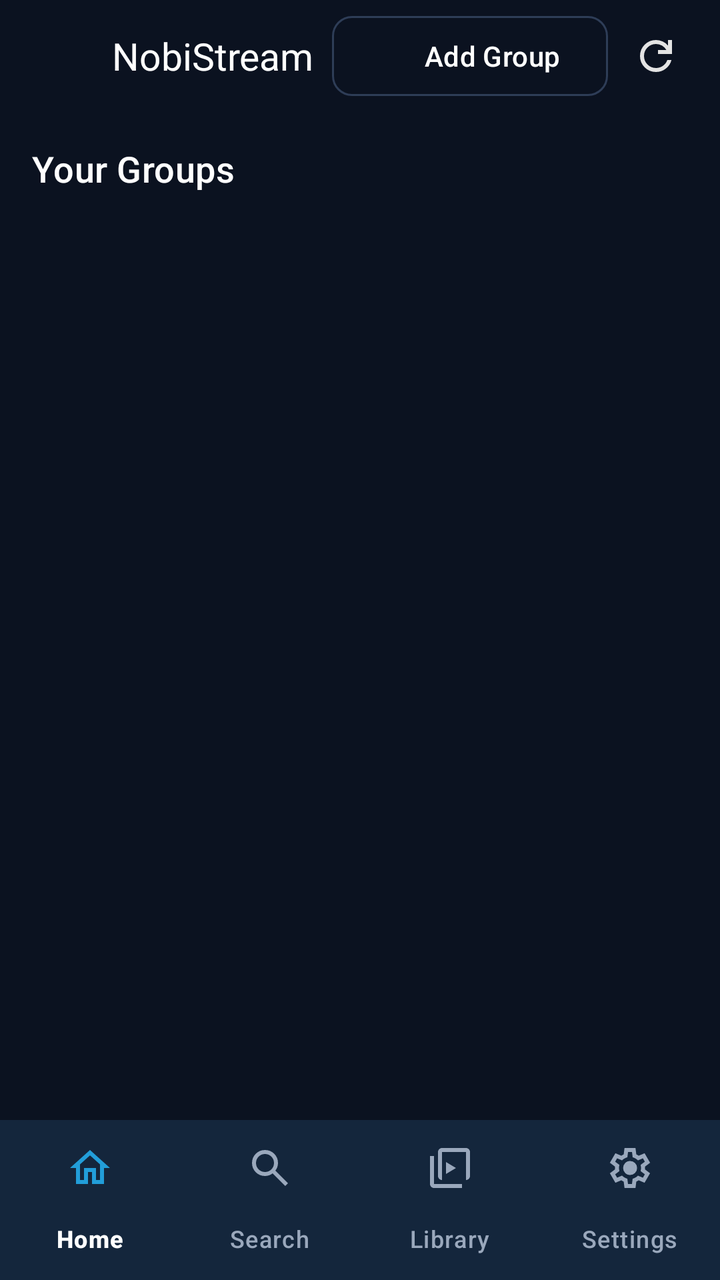
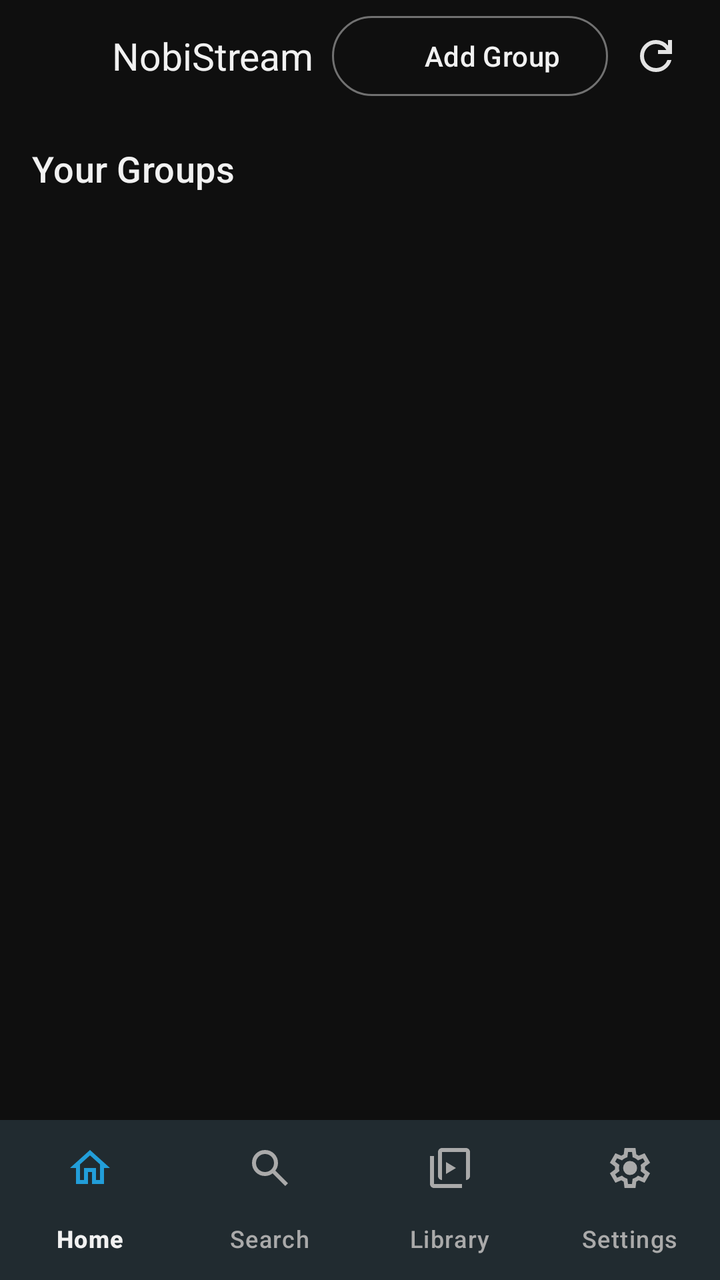

Compare the two renders of this Android layout. The source of the first and the diff that turns it into the second are given below.
<!-- AndroidManifest.xml: application theme Theme.NobiStream -->
<!-- res/layout/activity_main.xml -->
<?xml version="1.0" encoding="utf-8"?>
<LinearLayout xmlns:android="http://schemas.android.com/apk/res/android"
    xmlns:app="http://schemas.android.com/apk/res-auto"
    android:layout_width="match_parent"
    android:layout_height="match_parent"
    android:fitsSystemWindows="true"
    android:orientation="vertical">

    
    <LinearLayout
        android:layout_width="match_parent"
        android:layout_height="@dimen/toolbar_height"
        android:gravity="center_vertical"
        android:orientation="horizontal"
        android:paddingStart="@dimen/screen_margin"
        android:paddingEnd="@dimen/spacing_8">

        <ImageView
            android:layout_width="@dimen/icon_size_large"
            android:layout_height="@dimen/icon_size_large"
            android:contentDescription="@string/app_name"
            android:src="@mipmap/ic_launcher" />

        <TextView
            style="@style/Text.NobiStream.BrandTitle"
            android:layout_width="0dp"
            android:layout_height="wrap_content"
            android:layout_marginStart="@dimen/spacing_12"
            android:layout_weight="1"
            android:ellipsize="end"
            android:maxLines="1"
            android:text="@string/home_title" />

        <com.google.android.material.button.MaterialButton
            android:id="@+id/addGroupButton"
            style="@style/Widget.NobiStream.Button.Secondary"
            android:layout_width="wrap_content"
            android:layout_height="@dimen/button_height_small"
            android:text="@string/home_add_group_short"
            app:icon="@drawable/ic_add" />

        <ImageButton
            android:id="@+id/homeRefreshButton"
            android:layout_width="@dimen/icon_button_size"
            android:layout_height="@dimen/icon_button_size"
            android:background="?attr/selectableItemBackgroundBorderless"
            android:contentDescription="@string/home_refresh"
            android:src="@drawable/ic_refresh" />

        <ProgressBar
            android:id="@+id/homeRefreshProgress"
            android:layout_width="24dp"
            android:layout_height="24dp"
            android:layout_marginStart="@dimen/spacing_8"
            android:layout_marginEnd="@dimen/spacing_8"
            android:indeterminateTint="@color/primary"
            android:visibility="gone" />
    </LinearLayout>

    <FrameLayout
        android:layout_width="match_parent"
        android:layout_height="0dp"
        android:layout_weight="1">

        
        <androidx.core.widget.NestedScrollView
            android:id="@+id/homeScroll"
            android:layout_width="match_parent"
            android:layout_height="match_parent"
            android:fillViewport="false">

            <LinearLayout
                android:layout_width="match_parent"
                android:layout_height="wrap_content"
                android:orientation="vertical">

                
                <LinearLayout
                    android:id="@+id/heroSection"
                    android:layout_width="match_parent"
                    android:layout_height="wrap_content"
                    android:orientation="vertical"
                    android:paddingStart="@dimen/screen_margin"
                    android:paddingTop="@dimen/spacing_16"
                    android:paddingEnd="@dimen/screen_margin"
                    android:visibility="gone">

                    <com.google.android.material.card.MaterialCardView
                        android:id="@+id/heroCard"
                        style="@style/Widget.NobiStream.Card"
                        android:layout_width="match_parent"
                        android:layout_height="wrap_content"
                        android:clipToOutline="true">

                        <androidx.constraintlayout.widget.ConstraintLayout
                            android:layout_width="match_parent"
                            android:layout_height="wrap_content">

                            <ImageView
                                android:id="@+id/heroThumb"
                                android:layout_width="0dp"
                                android:layout_height="0dp"
                                android:contentDescription="@string/home_continue_watching"
                                android:scaleType="centerCrop"
                                android:src="@drawable/ic_video_placeholder"
                                app:layout_constraintDimensionRatio="16:9"
                                app:layout_constraintEnd_toEndOf="parent"
                                app:layout_constraintStart_toStartOf="parent"
                                app:layout_constraintTop_toTopOf="parent" />

                            <View
                                android:id="@+id/heroScrim"
                                android:layout_width="0dp"
                                android:layout_height="0dp"
                                android:background="@drawable/bg_hero_scrim"
                                app:layout_constraintBottom_toBottomOf="@id/heroThumb"
                                app:layout_constraintEnd_toEndOf="@id/heroThumb"
                                app:layout_constraintStart_toStartOf="@id/heroThumb"
                                app:layout_constraintTop_toTopOf="@id/heroThumb" />

                            <TextView
                                android:id="@+id/heroTitle"
                                style="@style/Text.NobiStream.Subhead"
                                android:layout_width="0dp"
                                android:layout_height="wrap_content"
                                android:layout_marginStart="@dimen/spacing_16"
                                android:layout_marginEnd="@dimen/spacing_16"
                                android:ellipsize="end"
                                android:maxLines="2"
                                android:textColor="@color/text_primary"
                                app:layout_constraintBottom_toTopOf="@id/heroMeta"
                                app:layout_constraintEnd_toEndOf="parent"
                                app:layout_constraintStart_toStartOf="parent" />

                            <TextView
                                android:id="@+id/heroMeta"
                                android:layout_width="0dp"
                                android:layout_height="wrap_content"
                                android:layout_marginStart="@dimen/spacing_16"
                                android:layout_marginEnd="@dimen/spacing_16"
                                android:layout_marginBottom="@dimen/spacing_12"
                                android:ellipsize="end"
                                android:maxLines="1"
                                android:textColor="#E3E3E3"
                                android:textSize="@dimen/text_caption"
                                app:layout_constraintBottom_toTopOf="@id/heroResumeButton"
                                app:layout_constraintEnd_toEndOf="parent"
                                app:layout_constraintStart_toStartOf="parent" />

                            <com.google.android.material.button.MaterialButton
                                android:id="@+id/heroResumeButton"
                                style="@style/Widget.NobiStream.Button.Primary.Small"
                                android:layout_width="wrap_content"
                                android:layout_height="40dp"
                                android:layout_marginStart="@dimen/spacing_16"
                                android:layout_marginBottom="@dimen/spacing_16"
                                app:cornerRadius="20dp"
                                app:icon="@drawable/ic_play"
                                app:layout_constraintBottom_toBottomOf="@id/heroThumb"
                                app:layout_constraintStart_toStartOf="parent" />
                        </androidx.constraintlayout.widget.ConstraintLayout>
                    </com.google.android.material.card.MaterialCardView>
                </LinearLayout>

                
                <LinearLayout
                    android:id="@+id/continueHeader"
                    android:layout_width="match_parent"
                    android:layout_height="wrap_content"
                    android:gravity="center_vertical"
                    android:paddingStart="@dimen/screen_margin"
                    android:paddingTop="@dimen/spacing_16"
                    android:paddingEnd="@dimen/spacing_8"
                    android:visibility="gone">

                    <TextView
                        android:id="@+id/continueTitle"
                        style="@style/Text.NobiStream.Section"
                        android:layout_width="0dp"
                        android:layout_height="wrap_content"
                        android:layout_weight="1"
                        android:text="@string/home_continue_watching" />

                    <TextView
                        android:id="@+id/continueSeeAll"
                        android:layout_width="wrap_content"
                        android:layout_height="wrap_content"
                        android:background="?attr/selectableItemBackground"
                        android:fontFamily="sans-serif-medium"
                        android:paddingStart="@dimen/spacing_12"
                        android:paddingTop="@dimen/spacing_8"
                        android:paddingEnd="@dimen/spacing_12"
                        android:paddingBottom="@dimen/spacing_8"
                        android:text="@string/home_see_all"
                        android:textColor="@color/primary"
                        android:textSize="13sp" />
                </LinearLayout>

                
                <androidx.recyclerview.widget.RecyclerView
                    android:id="@+id/continueRecycler"
                    android:layout_width="match_parent"
                    android:layout_height="196dp"
                    android:layout_marginTop="@dimen/spacing_8"
                    android:clipToPadding="false"
                    android:nestedScrollingEnabled="false"
                    android:orientation="horizontal"
                    android:paddingStart="@dimen/spacing_8"
                    android:paddingEnd="@dimen/spacing_8"
                    android:visibility="gone"
                    app:layoutManager="androidx.recyclerview.widget.LinearLayoutManager" />

                
                <LinearLayout
                    android:layout_width="match_parent"
                    android:layout_height="wrap_content"
                    android:layout_marginTop="@dimen/spacing_16"
                    android:gravity="center_vertical"
                    android:orientation="horizontal"
                    android:paddingStart="@dimen/screen_margin"
                    android:paddingEnd="@dimen/screen_margin">

                    <TextView
                        style="@style/Text.NobiStream.Section"
                        android:layout_width="0dp"
                        android:layout_height="wrap_content"
                        android:layout_weight="1"
                        android:text="@string/home_groups" />
                </LinearLayout>

                <androidx.recyclerview.widget.RecyclerView
                    android:id="@+id/groupsRecycler"
                    android:layout_width="match_parent"
                    android:layout_height="wrap_content"
                    android:layout_marginTop="@dimen/spacing_8"
                    android:nestedScrollingEnabled="false"
                    android:paddingBottom="@dimen/spacing_8"
                    app:layoutManager="androidx.recyclerview.widget.LinearLayoutManager" />
            </LinearLayout>
        </androidx.core.widget.NestedScrollView>

        
        <androidx.core.widget.NestedScrollView
            android:id="@+id/libraryContainer"
            android:layout_width="match_parent"
            android:layout_height="match_parent"
            android:fillViewport="false"
            android:visibility="gone">

            <LinearLayout
                android:layout_width="match_parent"
                android:layout_height="wrap_content"
                android:orientation="vertical">

                <LinearLayout
                    android:id="@+id/libraryHeader"
                    android:layout_width="match_parent"
                    android:layout_height="wrap_content"
                    android:layout_marginTop="@dimen/spacing_16"
                    android:gravity="center_vertical"
                    android:orientation="horizontal"
                    android:paddingStart="@dimen/screen_margin"
                    android:paddingEnd="@dimen/spacing_8"
                    android:visibility="gone">

                    <TextView
                        style="@style/Text.NobiStream.Section"
                        android:layout_width="0dp"
                        android:layout_height="wrap_content"
                        android:layout_weight="1"
                        android:text="@string/home_library" />

                    <ImageButton
                        android:id="@+id/librarySortButton"
                        android:layout_width="@dimen/icon_button_size"
                        android:layout_height="@dimen/icon_button_size"
                        android:background="?attr/selectableItemBackgroundBorderless"
                        android:contentDescription="@string/home_sort"
                        android:src="@drawable/ic_sort" />
                </LinearLayout>

                <HorizontalScrollView
                    android:id="@+id/libraryFilterScroll"
                    android:layout_width="match_parent"
                    android:layout_height="wrap_content"
                    android:scrollbars="none"
                    android:visibility="gone">

                    
                    <LinearLayout
                        android:layout_width="wrap_content"
                        android:layout_height="wrap_content"
                        android:gravity="center_vertical"
                        android:orientation="horizontal"
                        android:paddingStart="@dimen/screen_margin"
                        android:paddingTop="@dimen/spacing_8"
                        android:paddingEnd="@dimen/screen_margin">

                        <com.google.android.material.chip.ChipGroup
                            android:id="@+id/libraryFilterChips"
                            android:layout_width="wrap_content"
                            android:layout_height="wrap_content"
                            app:chipSpacingHorizontal="@dimen/chip_gap"
                            app:selectionRequired="true"
                            app:singleSelection="true">

                            <com.google.android.material.chip.Chip
                                android:id="@+id/libChipAll"
                                style="@style/Widget.NobiStream.Chip.Filter"
                                android:layout_width="wrap_content"
                                android:layout_height="wrap_content"
                                android:checkable="true"
                                android:checked="true"
                                android:text="@string/channel_filter_all" />

                            <com.google.android.material.chip.Chip
                                android:id="@+id/libChip480"
                                style="@style/Widget.NobiStream.Chip.Filter"
                                android:layout_width="wrap_content"
                                android:layout_height="wrap_content"
                                android:checkable="true"
                                android:text="480p" />

                            <com.google.android.material.chip.Chip
                                android:id="@+id/libChip720"
                                style="@style/Widget.NobiStream.Chip.Filter"
                                android:layout_width="wrap_content"
                                android:layout_height="wrap_content"
                                android:checkable="true"
                                android:text="720p" />

                            <com.google.android.material.chip.Chip
                                android:id="@+id/libChip1080"
                                style="@style/Widget.NobiStream.Chip.Filter"
                                android:layout_width="wrap_content"
                                android:layout_height="wrap_content"
                                android:checkable="true"
                                android:text="1080p" />

                            <com.google.android.material.chip.Chip
                                android:id="@+id/libChip4k"
                                style="@style/Widget.NobiStream.Chip.Filter"
                                android:layout_width="wrap_content"
                                android:layout_height="wrap_content"
                                android:checkable="true"
                                android:text="4K" />
                        </com.google.android.material.chip.ChipGroup>

                        <com.google.android.material.chip.Chip
                            android:id="@+id/libChipSmart"
                            style="@style/Widget.NobiStream.Chip.Filter"
                            android:layout_width="wrap_content"
                            android:layout_height="wrap_content"
                            android:layout_marginStart="@dimen/chip_gap"
                            android:checkable="true"
                            android:checked="true"
                            android:text="@string/channel_filter_smart" />
                    </LinearLayout>
                </HorizontalScrollView>

                <androidx.recyclerview.widget.RecyclerView
                    android:id="@+id/libraryRecycler"
                    android:layout_width="match_parent"
                    android:layout_height="wrap_content"
                    android:layout_marginTop="@dimen/spacing_8"
                    android:clipToPadding="false"
                    android:nestedScrollingEnabled="false"
                    android:paddingStart="@dimen/screen_margin"
                    android:paddingEnd="@dimen/screen_margin"
                    android:paddingBottom="@dimen/spacing_8" />

                
                <LinearLayout
                    android:id="@+id/libraryLoadMoreFooter"
                    android:layout_width="match_parent"
                    android:layout_height="wrap_content"
                    android:gravity="center"
                    android:orientation="horizontal"
                    android:padding="@dimen/spacing_12"
                    android:visibility="gone">

                    <ProgressBar
                        android:layout_width="24dp"
                        android:layout_height="24dp"
                        android:indeterminateTint="@color/primary" />

                    <TextView
                        android:layout_width="wrap_content"
                        android:layout_height="wrap_content"
                        android:layout_marginStart="@dimen/spacing_8"
                        android:text="@string/channel_loading_more"
                        android:textColor="@color/text_secondary"
                        android:textSize="@dimen/text_caption" />
                </LinearLayout>

                <com.nobi.nobistream.ui.components.EmptyStateView
                    android:id="@+id/libraryEmptyState"
                    android:layout_width="match_parent"
                    android:layout_height="wrap_content"
                    android:paddingTop="@dimen/spacing_24"
                    android:paddingBottom="@dimen/spacing_24"
                    android:visibility="gone" />

                <com.nobi.nobistream.ui.components.ErrorStateView
                    android:id="@+id/libraryErrorState"
                    android:layout_width="match_parent"
                    android:layout_height="wrap_content"
                    android:paddingTop="@dimen/spacing_24"
                    android:paddingBottom="@dimen/spacing_24"
                    android:visibility="gone" />
            </LinearLayout>
        </androidx.core.widget.NestedScrollView>

        
        <com.nobi.nobistream.ui.components.EmptyStateView
            android:id="@+id/emptyState"
            android:layout_width="match_parent"
            android:layout_height="match_parent"
            android:visibility="gone" />
    </FrameLayout>

    <include
        android:id="@+id/bottomNav"
        layout="@layout/layout_bottom_nav"
        android:layout_width="match_parent"
        android:layout_height="wrap_content" />
</LinearLayout>
<!-- res/layout/layout_bottom_nav.xml (included above) -->
<?xml version="1.0" encoding="utf-8"?>
<com.google.android.material.bottomnavigation.BottomNavigationView xmlns:android="http://schemas.android.com/apk/res/android"
    xmlns:app="http://schemas.android.com/apk/res-auto"
    android:id="@+id/bottomNav"
    android:layout_width="match_parent"
    android:layout_height="@dimen/nav_bar_height"
    android:background="@color/surface"
    android:fitsSystemWindows="true"
    app:itemActiveIndicatorStyle="@style/Widget.NobiStream.BottomNav.ActiveIndicator"
    app:itemIconTint="@color/nav_icon_tint"
    app:itemTextColor="@color/nav_label_tint"
    app:labelVisibilityMode="labeled"
    app:menu="@menu/bottom_nav" />
<!-- resources referenced by this layout -->
<resources>
  <color name="primary">#229ED9</color>
  <color name="surface">#131C2E</color>
  <color name="text_primary">#FFFFFF</color>
  <color name="text_secondary">#9AA8BC</color>
  <dimen name="chip_gap">8dp</dimen>
  <dimen name="spacing_12">12dp</dimen>
  <dimen name="spacing_16">16dp</dimen>
  <dimen name="spacing_24">24dp</dimen>
  <dimen name="spacing_8">8dp</dimen>
  <dimen name="text_caption">12sp</dimen>
  <!-- drawable bg_hero_scrim (drawable) -->
  <?xml version="1.0" encoding="utf-8"?>
  <shape xmlns:android="http://schemas.android.com/apk/res/android"
      android:shape="rectangle">
      <gradient
          android:angle="270"
          android:endColor="#E60B1220"
          android:startColor="#000B1220"
          android:type="linear" />
  </shape>
  <!-- drawable ic_video_placeholder (drawable) -->
  <vector xmlns:android="http://schemas.android.com/apk/res/android"
      android:width="48dp"
      android:height="48dp"
      android:viewportWidth="48"
      android:viewportHeight="48">
      <path
          android:fillColor="#1B2740"
          android:pathData="M4,6 H44 V42 H4 Z" />
      <path
          android:fillColor="#229ED9"
          android:pathData="M20,16 L34,24 L20,32 Z" />
  </vector>
  <style name="Widget.NobiStream.Button.Secondary" parent="Widget.Material3.Button.OutlinedButton">
          <item name="android:minHeight">@dimen/button_height_small</item>
          <item name="cornerRadius">@dimen/corner_small</item>
          <item name="strokeColor">@color/outline</item>
          <item name="android:textColor">@color/text_primary</item>
      </style>
  <!-- drawable ic_launcher_background (drawable) -->
  <vector xmlns:android="http://schemas.android.com/apk/res/android"
      android:width="108dp"
      android:height="108dp"
      android:viewportWidth="108"
      android:viewportHeight="108">
      
      <path
          android:fillColor="#0B1220"
          android:pathData="M0,0 H108 V108 H0 Z" />
  </vector>
  <dimen name="text_brand">19sp</dimen>
  <dimen name="text_section">18sp</dimen>
  <dimen name="text_subhead">16sp</dimen>
  <style name="Widget.NobiStream.Button.Primary" parent="Widget.Material3.Button">
          <item name="android:minHeight">@dimen/button_height</item>
          <item name="cornerRadius">@dimen/corner_small</item>
      </style>
  <dimen name="text_body">14sp</dimen>
  <dimen name="corner_small">10dp</dimen>
  <color name="outline">#2E3D57</color>
  <dimen name="corner_medium">16dp</dimen>
  <dimen name="elevation_2">2dp</dimen>
  <dimen name="chip_height">36dp</dimen>
  <dimen name="chip_padding">12dp</dimen>
  <dimen name="corner_full">999dp</dimen>
  <color name="background">#0B1220</color>
  <color name="surface_variant">#1B2740</color>
  <color name="on_surface_variant">#C4D0E0</color>
  <color name="error">#E5484D</color>
  <color name="on_error">#FFFFFF</color>
  <dimen name="button_height">52dp</dimen>
  <dimen name="corner_dialog">24dp</dimen>
  <dimen name="corner_sheet">24dp</dimen>
  <!-- unchanged entries left out for length: 42 -->
</resources>

<!-- the commit's change to res/layout/activity_main.xml (unified diff, before → after) -->
@@ -90,7 +90,8 @@
                         style="@style/Widget.NobiStream.Card"
                         android:layout_width="match_parent"
                         android:layout_height="wrap_content"
-                        android:clipToOutline="true">
+                        android:clipToOutline="true"
+                        app:cardCornerRadius="24dp">
 
                         <androidx.constraintlayout.widget.ConstraintLayout
                             android:layout_width="match_parent"
@@ -102,7 +103,7 @@
                                 android:layout_height="0dp"
                                 android:contentDescription="@string/home_continue_watching"
                                 android:scaleType="centerCrop"
-                                android:src="@drawable/ic_video_placeholder"
+                                android:src="@drawable/bg_thumb_placeholder"
                                 app:layout_constraintDimensionRatio="16:9"
                                 app:layout_constraintEnd_toEndOf="parent"
                                 app:layout_constraintStart_toStartOf="parent"
@@ -236,6 +237,57 @@
                     android:nestedScrollingEnabled="false"
                     android:paddingBottom="@dimen/spacing_8"
                     app:layoutManager="androidx.recyclerview.widget.LinearLayoutManager" />
+
+                
+                <LinearLayout
+                    android:id="@+id/homeQuietState"
+                    android:layout_width="match_parent"
+                    android:layout_height="wrap_content"
+                    android:gravity="center_horizontal"
+                    android:orientation="vertical"
+                    android:paddingTop="@dimen/spacing_24"
+                    android:paddingBottom="@dimen/spacing_24"
+                    android:visibility="gone">
+
+                    <FrameLayout
+                        android:layout_width="96dp"
+                        android:layout_height="96dp"
+                        android:background="@drawable/v8_state_circle">
+
+                        <ImageView
+                            android:layout_width="48dp"
+                            android:layout_height="48dp"
+                            android:layout_gravity="center"
+                            android:contentDescription="@null"
+                            android:src="@drawable/ic_add"
+                            android:tint="@color/text_secondary" />
+                    </FrameLayout>
+
+                    <TextView
+                        style="@style/Text.NobiStream.Section"
+                        android:layout_width="wrap_content"
+                        android:layout_height="wrap_content"
+                        android:layout_marginTop="@dimen/spacing_12"
+                        android:gravity="center"
+                        android:text="@string/home_quiet_title" />
+
+                    <TextView
+                        style="@style/Text.NobiStream.BodySecondary"
+                        android:layout_width="wrap_content"
+                        android:layout_height="wrap_content"
+                        android:layout_marginTop="@dimen/spacing_8"
+                        android:gravity="center"
+                        android:maxWidth="280dp"
+                        android:text="@string/home_quiet_body" />
+
+                    <com.google.android.material.button.MaterialButton
+                        android:id="@+id/homeQuietAddButton"
+                        style="@style/Widget.NobiStream.Button.Primary.Small"
+                        android:layout_width="wrap_content"
+                        android:layout_height="@dimen/button_height_small"
+                        android:layout_marginTop="@dimen/spacing_16"
+                        android:text="@string/home_add_group_short" />
+                </LinearLayout>
             </LinearLayout>
         </androidx.core.widget.NestedScrollView>
 
<!-- resource entries referenced after the edit -->
@@ -1,9 +1,9 @@
 <!-- resources referenced by this layout -->
 <resources>
   <color name="primary">#229ED9</color>
-  <color name="surface">#131C2E</color>
-  <color name="text_primary">#FFFFFF</color>
-  <color name="text_secondary">#9AA8BC</color>
+  <color name="surface">#212121</color>
+  <color name="text_primary">#F1F1F1</color>
+  <color name="text_secondary">#AAAAAA</color>
   <dimen name="chip_gap">8dp</dimen>
   <dimen name="spacing_12">12dp</dimen>
   <dimen name="spacing_16">16dp</dimen>
@@ -16,26 +16,43 @@
       android:shape="rectangle">
       <gradient
           android:angle="270"
-          android:endColor="#E60B1220"
-          android:startColor="#000B1220"
+          android:endColor="#E60F0F0F"
+          android:startColor="#000F0F0F"
           android:type="linear" />
   </shape>
-  <!-- drawable ic_video_placeholder (drawable) -->
-  <vector xmlns:android="http://schemas.android.com/apk/res/android"
-      android:width="48dp"
-      android:height="48dp"
-      android:viewportWidth="48"
-      android:viewportHeight="48">
-      <path
-          android:fillColor="#1B2740"
-          android:pathData="M4,6 H44 V42 H4 Z" />
-      <path
-          android:fillColor="#229ED9"
-          android:pathData="M20,16 L34,24 L20,32 Z" />
-  </vector>
+  <!-- drawable bg_thumb_placeholder (drawable) -->
+  <?xml version="1.0" encoding="utf-8"?>
+  <layer-list xmlns:android="http://schemas.android.com/apk/res/android">
+      <item>
+          <shape android:shape="rectangle">
+              <gradient
+                  android:angle="135"
+                  android:endColor="@color/surface_variant"
+                  android:startColor="@color/surface"
+                  android:type="linear" />
+          </shape>
+      </item>
+      <item
+          android:width="36dp"
+          android:height="36dp"
+          android:drawable="@drawable/ic_play"
+          android:gravity="center" />
+  </layer-list>
+  <!-- drawable v8_state_circle (drawable) -->
+  <?xml version="1.0" encoding="utf-8"?>
+  <shape xmlns:android="http://schemas.android.com/apk/res/android"
+      android:shape="oval">
+      <solid android:color="@color/surface_variant" />
+  </shape>
+  <string name="home_quiet_body">Channels you add will show up here with their latest videos.</string>
+  <string name="home_quiet_title">Add more groups to fill your Home</string>
+  <style name="Text.NobiStream.BodySecondary" parent="TextAppearance.Material3.BodyMedium">
+          <item name="android:textSize">@dimen/text_body</item>
+          <item name="android:textColor">@color/text_secondary</item>
+      </style>
   <style name="Widget.NobiStream.Button.Secondary" parent="Widget.Material3.Button.OutlinedButton">
           <item name="android:minHeight">@dimen/button_height_small</item>
-          <item name="cornerRadius">@dimen/corner_small</item>
+          <item name="cornerRadius">@dimen/corner_full</item>
           <item name="strokeColor">@color/outline</item>
           <item name="android:textColor">@color/text_primary</item>
       </style>
@@ -47,7 +64,7 @@
       android:viewportHeight="108">
       
       <path
-          android:fillColor="#0B1220"
+          android:fillColor="#0F0F0F"
           android:pathData="M0,0 H108 V108 H0 Z" />
   </vector>
   <dimen name="text_brand">19sp</dimen>
@@ -55,24 +72,28 @@
   <dimen name="text_subhead">16sp</dimen>
   <style name="Widget.NobiStream.Button.Primary" parent="Widget.Material3.Button">
           <item name="android:minHeight">@dimen/button_height</item>
-          <item name="cornerRadius">@dimen/corner_small</item>
+          <item name="android:backgroundTint">@color/cta_fill</item>
+          <item name="android:textColor">@color/on_cta_fill</item>
+          <item name="iconTint">@color/on_cta_fill</item>
+          <item name="cornerRadius">@dimen/corner_full</item>
       </style>
   <dimen name="text_body">14sp</dimen>
-  <dimen name="corner_small">10dp</dimen>
-  <color name="outline">#2E3D57</color>
+  <color name="outline">#717171</color>
   <dimen name="corner_medium">16dp</dimen>
   <dimen name="elevation_2">2dp</dimen>
   <dimen name="chip_height">36dp</dimen>
   <dimen name="chip_padding">12dp</dimen>
   <dimen name="corner_full">999dp</dimen>
-  <color name="background">#0B1220</color>
-  <color name="surface_variant">#1B2740</color>
-  <color name="on_surface_variant">#C4D0E0</color>
+  <color name="background">#0F0F0F</color>
+  <color name="surface_variant">#272727</color>
+  <color name="on_surface_variant">#C7C7C7</color>
   <color name="error">#E5484D</color>
   <color name="on_error">#FFFFFF</color>
   <dimen name="button_height">52dp</dimen>
-  <dimen name="corner_dialog">24dp</dimen>
-  <dimen name="corner_sheet">24dp</dimen>
+  <color name="cta_fill">#F1F1F1</color>
+  <color name="on_cta_fill">#0F0F0F</color>
+  <dimen name="corner_dialog">28dp</dimen>
+  <dimen name="corner_sheet">28dp</dimen>
   <!-- unchanged entries left out for length: 42 -->
 </resources>
 
